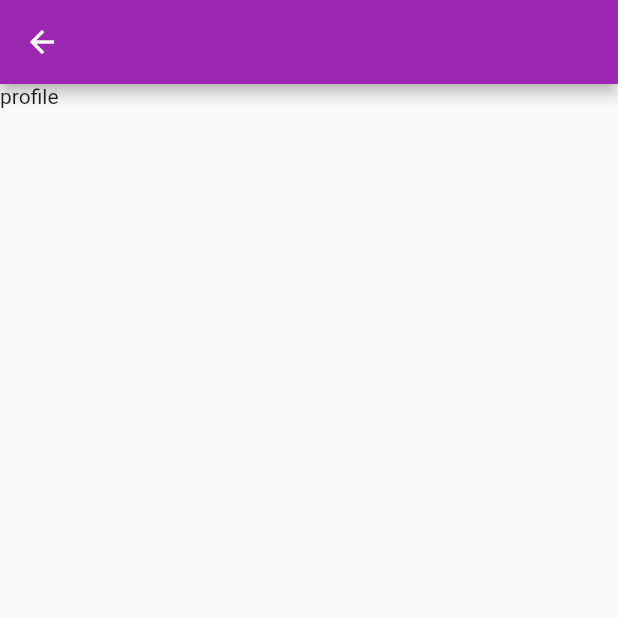
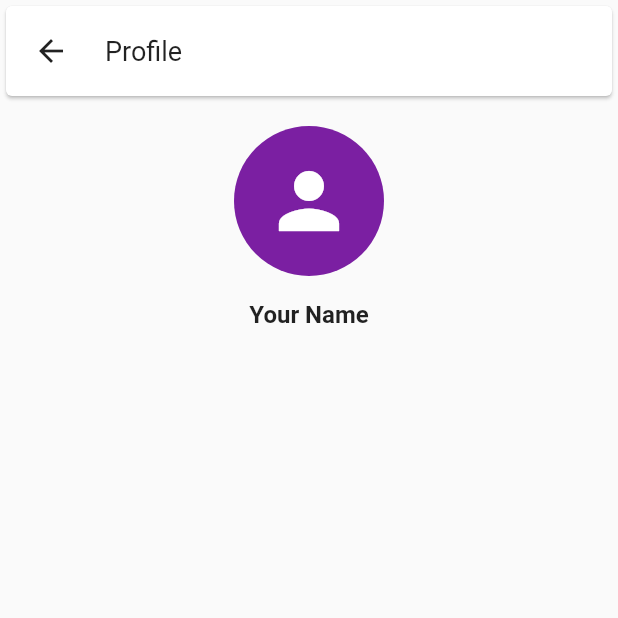
Before and after one commit to iMahfuzurX/what_to_watch_app, a Flutter app: the ProfileScreen screen opened by its route, on a phone screen of 412 x 824 dp, the top half of it. Run offline on Flutter 3.47's test engine with Material 2 defaults, Android fonts, the phone set to English and light mode, and no system bars.

Commit message:
update_skeleton

```diff
--- a/lib/main.dart
+++ b/lib/main.dart
@@ -1,12 +1,13 @@
 import 'package:flutter/material.dart';
 
-import 'package:what_to_watch/screens/category_screen.dart';
 import 'package:what_to_watch/screens/home_screen.dart';
+import 'package:what_to_watch/screens/movie_detail_screen.dart';
 import 'package:what_to_watch/screens/profile_screen.dart';
 
 void main() => runApp(MainApp());
 const String HOME_SCREEN = '/';
 const String PROFILE_SCREEN = '/profile';
+const String MOVIEDETAL_SCREEN = '/movie-details';
 
 class MainApp extends StatelessWidget {
   @override
@@ -24,6 +25,7 @@ class MainApp extends StatelessWidget {
       routes: {
         HOME_SCREEN : (ctx) => HomeScreen(),
         PROFILE_SCREEN : (ctx) => ProfileScreen(),
+        MOVIEDETAL_SCREEN : (ctx) => MovieDetailScreen(),
       },
     );
   }
--- a/lib/screens/profile_screen.dart
+++ b/lib/screens/profile_screen.dart
@@ -3,14 +3,66 @@
 //
 import 'package:flutter/material.dart';
 
-class ProfileScreen extends StatelessWidget {
+class ProfileScreen extends StatefulWidget {
   const ProfileScreen({Key? key}) : super(key: key);
 
   @override
+  State<ProfileScreen> createState() => _ProfileScreenState();
+}
+
+class _ProfileScreenState extends State<ProfileScreen> {
+  Widget _buildTopBar() {
+    return Card(
+      child: Padding(
+        padding: const EdgeInsets.all(6.0),
+        child: LayoutBuilder(
+          builder: (ctx, constraints) {
+            return Row(
+              children: [
+                IconButton(
+                    onPressed: () => Navigator.of(context).pop(),
+                    icon: Icon(Icons.arrow_back)),
+                Container(
+                  margin: EdgeInsets.symmetric(horizontal: 12),
+                  child: Text(
+                    'Profile',
+                    style: TextStyle(fontSize: 18),
+                  ),
+                ),
+              ],
+            );
+          },
+        ),
+      ),
+    );
+  }
+
+  @override
   Widget build(BuildContext context) {
+    final mediaQuery = MediaQuery.of(context);
     return Scaffold(
-      appBar: AppBar(),
-      body: Text('profile'),
+      // appBar: AppBar(),
+      body: Column(
+        children: [
+          SizedBox(
+            height: mediaQuery.padding.top,
+          ),
+          _buildTopBar(),
+          Container(
+            margin: EdgeInsets.all(16),
+            height: 100,
+            child: FittedBox(
+              child: CircleAvatar(
+                child: Icon(Icons.person),
+              ),
+            ),
+          ),
+          Text(
+            'Your Name',
+            style: TextStyle(fontSize: 16, fontWeight: FontWeight.bold),
+          ),
+        ],
+      ),
     );
   }
 }
```
Also changed, not shown: lib/dummy_data.dart (+4 -6 lines), lib/screens/favourite_screen.dart (+18 -2 lines), lib/screens/home_screen.dart (+50 -13 lines), lib/screens/movie_detail_screen.dart (added, +61 -0 lines).
